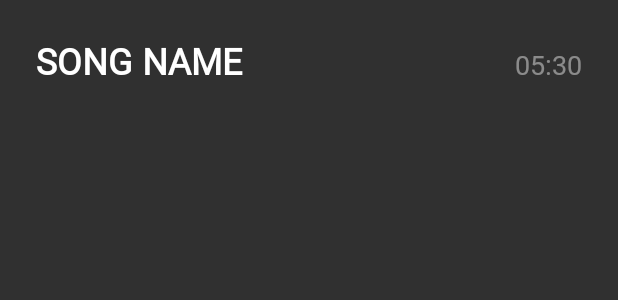
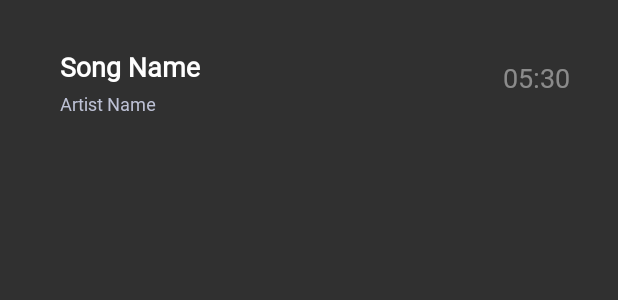
Before and after one commit to aquariusyf/MusicPlayer, an Android app: the layout play_item.xml on its own in the app's theme, with its tools: preview values and no code run, on a phone screen of 412 x 824 dp. Shown: the top 300 px of the screen. Run offline under Robolectric (Android 15) with nearby library versions, the phone set to English and light mode, and no system bars.

Commit message:
1. Add artist to display 2. Adjust play list layout 3. Delete some redundant code

```diff
--- a/app/src/main/java/com/example/android/musicplayer/PlayList.java
+++ b/app/src/main/java/com/example/android/musicplayer/PlayList.java
@@ -3,10 +3,12 @@ package com.example.android.musicplayer;
 public class PlayList {
     private long mMedia;
     private String mSongName;
+    private String mArtistName;
 
-    public PlayList(long mediaSource, String songName){
+    public PlayList(long mediaSource, String songName, String artistName){
         this.mMedia = mediaSource;
         this.mSongName = songName;
+        this.mArtistName = artistName;
     }
 
     public long getmMedia(){
@@ -16,4 +18,6 @@ public class PlayList {
     public String getmSongName(){
         return this.mSongName;
     }
+
+    public String getmArtistName(){ return this.mArtistName; }
 }
--- a/app/src/main/res/layout/play_item.xml
+++ b/app/src/main/res/layout/play_item.xml
@@ -5,28 +5,56 @@
     android:layout_width="match_parent"
     android:layout_height="wrap_content"
     android:id="@+id/play_item"
-    android:layout_margin="8dp"
+    android:layout_margin="16dp"
     android:orientation="horizontal">
 
-    <TextView
-        android:id="@+id/song_name"
+    <LinearLayout
         android:layout_width="0dp"
         android:layout_height="wrap_content"
-        android:layout_weight="1"
-        android:layout_margin="16dp"
-        android:gravity="left"
-        android:textColor="#FFFFFF"
-        android:textSize="24sp"
-        android:textStyle="bold"
-        android:fontFamily="@font/lishu"
-        tools:text="SONG NAME" />
+        android:layout_weight="3"
+        android:orientation="vertical"
+        android:layout_margin="8dp">
+
+        <TextView
+            android:id="@+id/song_name"
+            android:layout_width="240dp"
+            android:layout_height="0dp"
+            android:layout_weight="1"
+            android:layout_marginLeft="16dp"
+            android:layout_marginTop="8dp"
+            android:layout_marginBottom="2dp"
+            android:gravity="left"
+            android:textColor="#FFFFFF"
+            android:textSize="18sp"
+            android:textStyle="bold"
+            android:fontFamily="@font/lishu"
+            android:singleLine="true"
+            tools:text="Song Name" />
+
+        <TextView
+            android:id="@+id/artist_name"
+            android:layout_width="240dp"
+            android:layout_height="0dp"
+            android:layout_weight="1"
+            android:layout_marginLeft="16dp"
+            android:layout_marginTop="2dp"
+            android:gravity="left"
+            android:textColor="#BDC1D5"
+            android:textSize="12sp"
+            android:textStyle="normal"
+            android:fontFamily="@font/lishu"
+            android:singleLine="true"
+            tools:text="Artist Name" />
+
+    </LinearLayout>
 
     <TextView
         android:id="@+id/song_duration"
         android:layout_width="0dp"
         android:layout_height="wrap_content"
         android:layout_weight="1"
-        android:layout_margin="16dp"
+        android:layout_marginRight="16dp"
+        android:layout_marginTop="23dp"
         android:gravity="right"
         android:textColor="#70FFFFFF"
         android:textSize="18sp"
```
Also changed, not shown: app/src/main/java/com/example/android/musicplayer/MainActivity.java (+8 -4 lines), app/src/main/java/com/example/android/musicplayer/PlayItemAdapter.java (+6 -3 lines).
